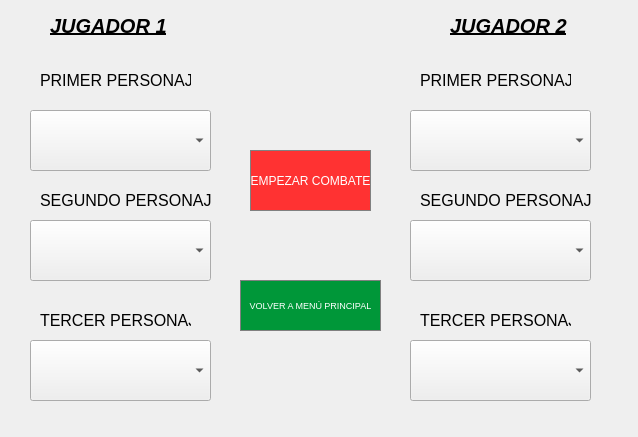
EricRuedas/Trabajo, file screenpersonajes.ui: the form before one commit.
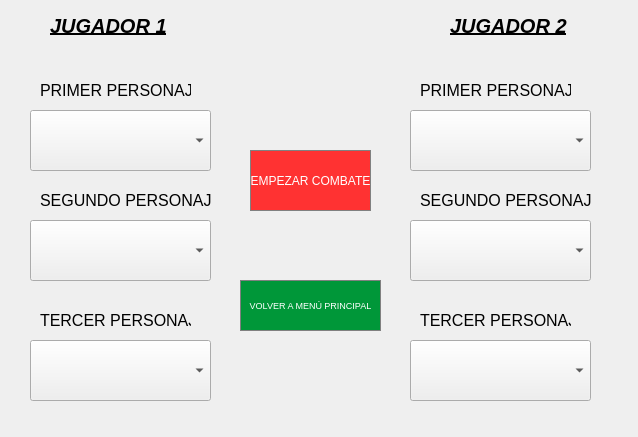
The form after the commit.

Diff of the .ui file:
```diff
--- a/screenpersonajes.ui
+++ b/screenpersonajes.ui
@@ -69,7 +69,7 @@
    <property name="geometry">
     <rect>
      <x>40</x>
-     <y>70</y>
+     <y>80</y>
      <width>151</width>
      <height>21</height>
     </rect>
@@ -123,7 +123,7 @@
    <property name="geometry">
     <rect>
      <x>410</x>
-     <y>220</y>
+     <y>110</y>
      <width>181</width>
      <height>61</height>
     </rect>
@@ -133,7 +133,7 @@
    <property name="geometry">
     <rect>
      <x>410</x>
-     <y>340</y>
+     <y>220</y>
      <width>181</width>
      <height>61</height>
     </rect>
@@ -143,7 +143,7 @@
    <property name="geometry">
     <rect>
      <x>410</x>
-     <y>110</y>
+     <y>340</y>
      <width>181</width>
      <height>61</height>
     </rect>
@@ -175,7 +175,7 @@
    <property name="geometry">
     <rect>
      <x>420</x>
-     <y>70</y>
+     <y>80</y>
      <width>151</width>
      <height>21</height>
     </rect>
```
